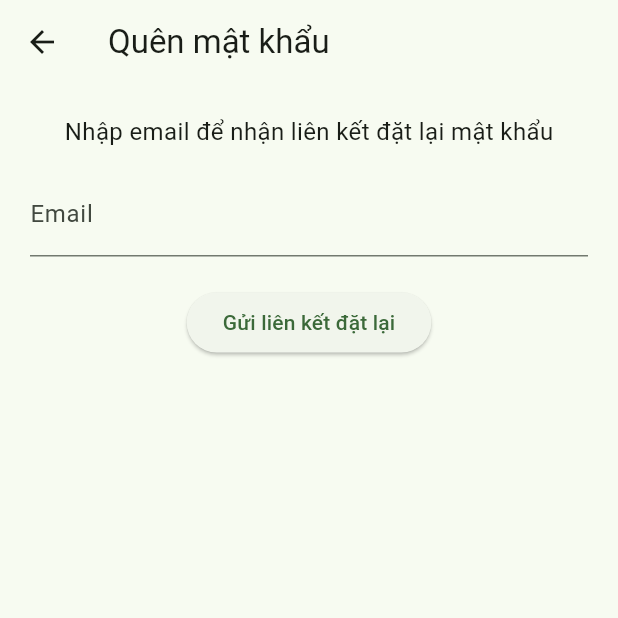
After one commit to ptphat03/EduSmartApp, a Flutter app: the screen it shows after launch, after a tap on "Quên mật khẩu?", on a phone screen of 412 x 824 dp, the top half of it. The commit adds this screen. Run offline on Flutter 3.47's test engine with Material 3 defaults, Android fonts, the phone set to English and light mode, and no system bars; our stand-ins replace cloud_firestore, firebase_auth, firebase_core, shared_preferences; accounts and stored records are empty.

Commit message:
Update login, edit profile, and add forgot password screen

```diff
--- /dev/null
+++ b/lib/screens/forgot_password_screen.dart
@@ -0,0 +1,69 @@
+import 'package:flutter/material.dart';
+import 'package:firebase_auth/firebase_auth.dart';
+
+class ForgotPasswordScreen extends StatefulWidget {
+  @override
+  _ForgotPasswordScreenState createState() => _ForgotPasswordScreenState();
+}
+
+class _ForgotPasswordScreenState extends State<ForgotPasswordScreen> {
+  final _emailController = TextEditingController();
+  final _formKey = GlobalKey<FormState>();
+  bool _isLoading = false;
+
+  void _sendResetEmail() async {
+    if (_formKey.currentState!.validate()) {
+      setState(() => _isLoading = true);
+      try {
+        await FirebaseAuth.instance.sendPasswordResetEmail(
+          email: _emailController.text.trim(),
+        );
+        ScaffoldMessenger.of(context).showSnackBar(
+          SnackBar(content: Text('Email đặt lại mật khẩu đã được gửi.')),
+        );
+        Navigator.pop(context); // quay lại màn hình login
+      } on FirebaseAuthException catch (e) {
+        ScaffoldMessenger.of(context).showSnackBar(
+          SnackBar(content: Text('Lỗi: ${e.message}')),
+        );
+      } finally {
+        setState(() => _isLoading = false);
+      }
+    }
+  }
+
+  @override
+  Widget build(BuildContext context) {
+    return Scaffold(
+      appBar: AppBar(title: Text('Quên mật khẩu')),
+      body: Padding(
+        padding: const EdgeInsets.all(20),
+        child: Form(
+          key: _formKey,
+          child: Column(
+            children: [
+              Text(
+                'Nhập email để nhận liên kết đặt lại mật khẩu',
+                style: TextStyle(fontSize: 16),
+              ),
+              SizedBox(height: 16),
+              TextFormField(
+                controller: _emailController,
+                decoration: InputDecoration(labelText: 'Email'),
+                validator: (value) =>
+                value == null || value.isEmpty ? 'Vui lòng nhập email' : null,
+              ),
+              SizedBox(height: 20),
+              _isLoading
+                  ? CircularProgressIndicator()
+                  : ElevatedButton(
+                onPressed: _sendResetEmail,
+                child: Text('Gửi liên kết đặt lại'),
+              ),
+            ],
+          ),
+        ),
+      ),
+    );
+  }
+}
--- a/lib/screens/login_screen.dart
+++ b/lib/screens/login_screen.dart
@@ -3,6 +3,8 @@ import 'package:firebase_auth/firebase_auth.dart';
 import 'package:shared_preferences/shared_preferences.dart';
 import 'package:cloud_firestore/cloud_firestore.dart';
 
+
+import 'forgot_password_screen.dart';
 import 'register_screen.dart';
 import 'main_navigation_screen.dart';
 import 'welcome_screen.dart';
@@ -107,6 +109,19 @@ class _LoginScreenState extends State<LoginScreen> {
               onPressed: login,
               child: const Text("Đăng nhập"),
             ),
+            Align(
+              alignment: Alignment.centerRight,
+              child: TextButton(
+                onPressed: () {
+                  Navigator.push(
+                    context,
+                    MaterialPageRoute(builder: (_) => ForgotPasswordScreen()),
+                  );
+                },
+                child: const Text("Quên mật khẩu?"),
+              ),
+            ),
+
             TextButton(
               onPressed: () {
                 Navigator.push(
```
Also changed, not shown: lib/screens/edit_profile_screen.dart (+136 -58 lines).
